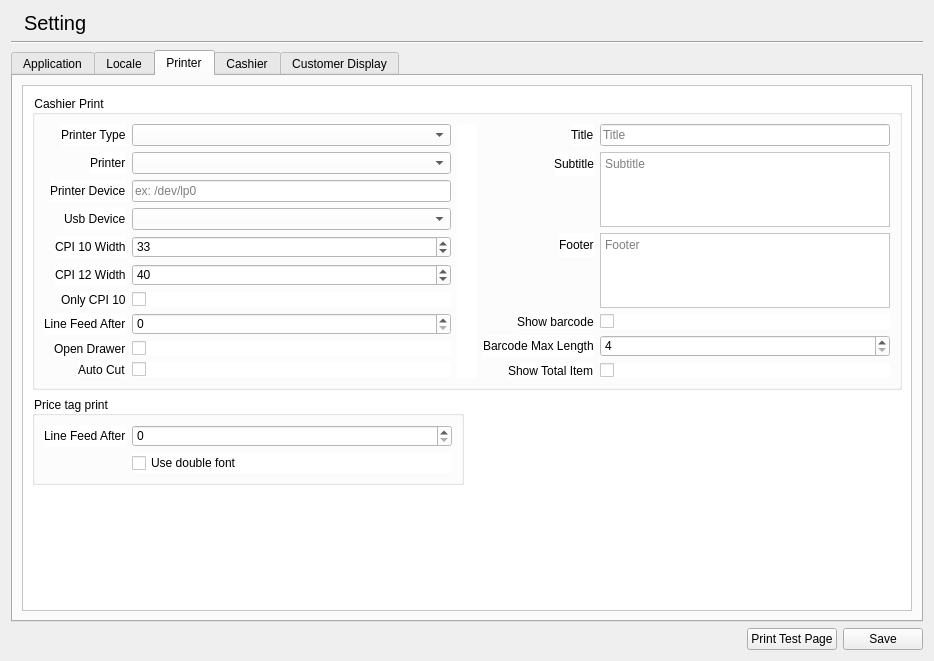
This is libgui/setting/settingwidget.ui in apinprastya/sultan as Qt 5 draws it before an edit. The edited form follows.
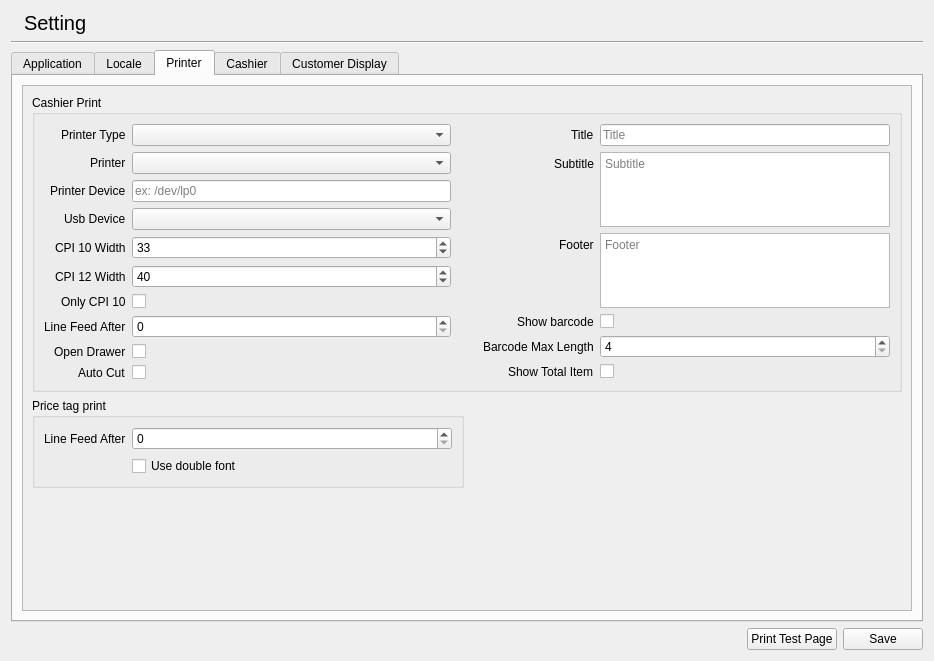
This is the edited form. Icons and pictures are not drawn.

The edit to the form file:
```diff
--- a/libgui/setting/settingwidget.ui
+++ b/libgui/setting/settingwidget.ui
@@ -633,9 +633,6 @@
       <layout class="QVBoxLayout" name="verticalLayout_7">
        <item>
         <widget class="QScrollArea" name="scrollArea_2">
-         <property name="styleSheet">
-          <string notr="true">background: white;</string>
-         </property>
          <property name="widgetResizable">
           <bool>true</bool>
          </property>
```
Left out of the diff: 9 changed lines with no effect on the pictures.
